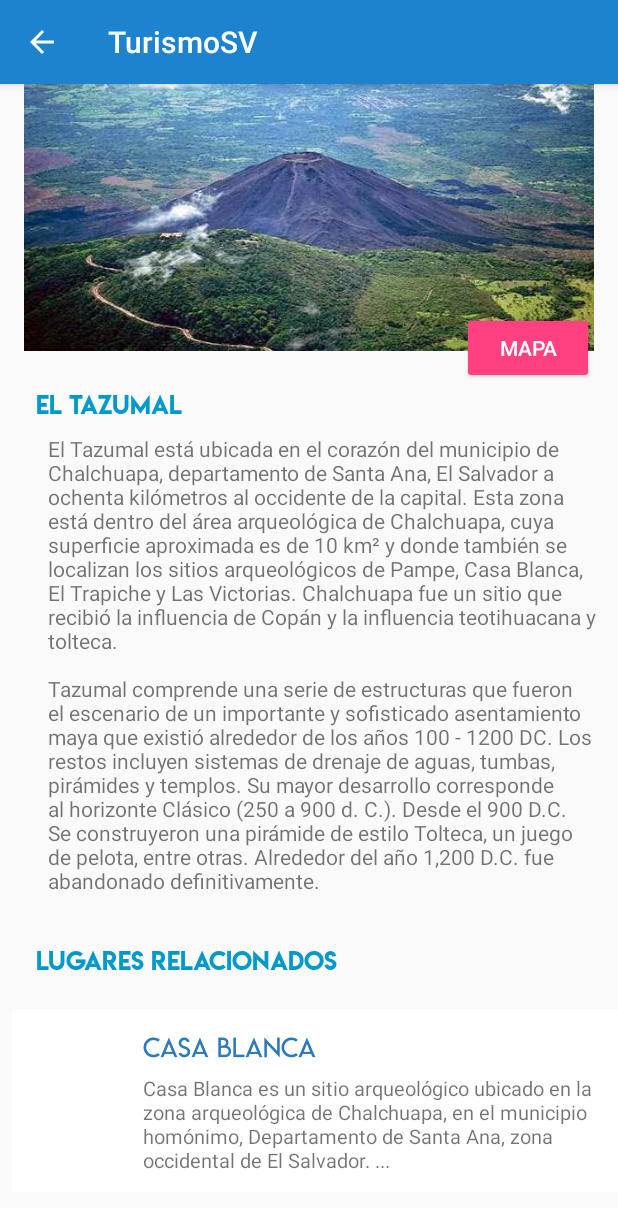
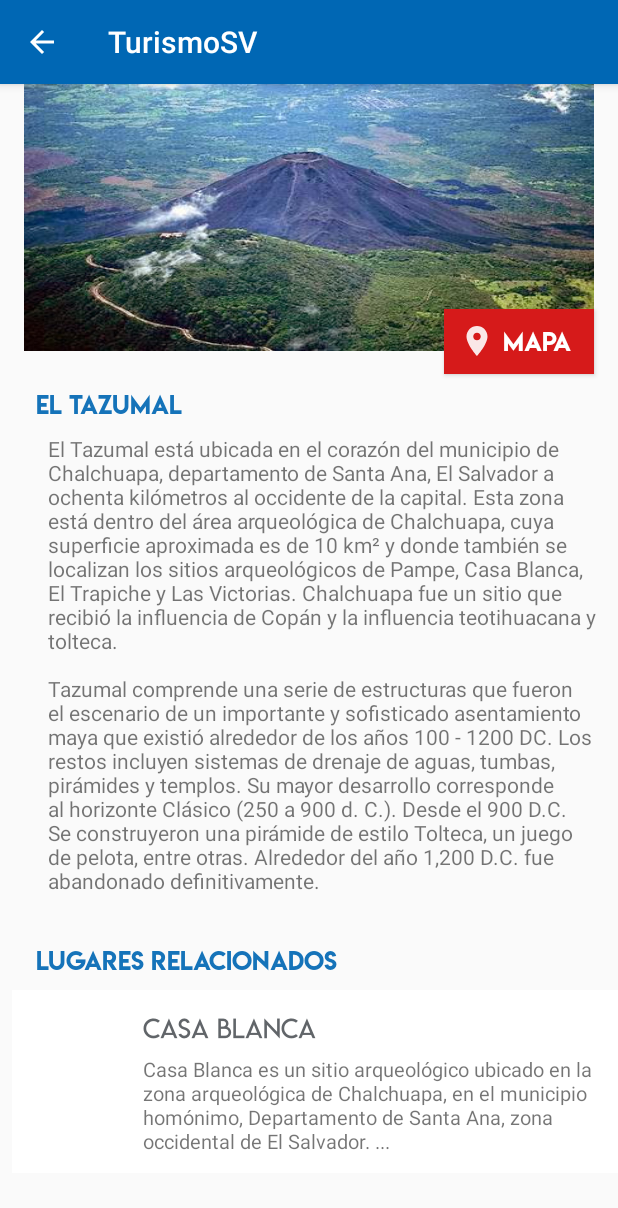
Before and after one commit to daniel97molina/turismosvapp, an Android app: the SitioActivity screen opened directly, with no data from a screen before it, on a phone screen of 412 x 824 dp. Shown: the top 1208 px of the screen. Run offline under Robolectric (Android 15) with nearby library versions, the phone set to English and light mode, and no system bars.

```diff
--- a/app/src/main/AndroidManifest.xml
+++ b/app/src/main/AndroidManifest.xml
@@ -9,7 +9,8 @@
         android:roundIcon="@mipmap/ic_launcher"
         android:supportsRtl="true"
         android:theme="@style/AppTheme">
-        <activity android:name=".MainActivity">
+        <activity android:name=".MainActivity"
+            android:launchMode="singleTop">
             <intent-filter>
                 <action android:name="android.intent.action.MAIN" />
 
--- a/app/src/main/java/turismo/pam/ues/turismosv/MainActivity.java
+++ b/app/src/main/java/turismo/pam/ues/turismosv/MainActivity.java
@@ -213,6 +213,7 @@ public class MainActivity extends AppCompatActivity {
     @Override
     public boolean onCreateOptionsMenu(Menu menu){
         getMenuInflater().inflate(R.menu.main,menu);
+
         return super.onCreateOptionsMenu(menu);
     }
 
--- a/app/src/main/java/turismo/pam/ues/turismosv/SitioActivity.java
+++ b/app/src/main/java/turismo/pam/ues/turismosv/SitioActivity.java
@@ -18,6 +18,7 @@ public class SitioActivity extends AppCompatActivity {
 
     //Instancia de SitioService
     SitioService sitioService;
+    Sitio sitio;
 
     @Override
     protected void onCreate(Bundle savedInstanceState) {
@@ -32,7 +33,7 @@ public class SitioActivity extends AppCompatActivity {
         Intent intent = getIntent();
         int idSitio = intent.getIntExtra("idSitio",1);
 
-        Sitio sitio = sitioService.findById(idSitio);
+        sitio = sitioService.findById(idSitio);
 
         TextView sitio_nombre = findViewById(R.id.sitio_nombre);
         TextView sitio_descripcion = findViewById(R.id.sitio_descripcion);
@@ -59,5 +60,13 @@ public class SitioActivity extends AppCompatActivity {
 
     }
 
+    public void mapa(View v){
+        Intent intent = new Intent(this, MapsActivity.class);
+        intent.putExtra("latitud",sitio.getLatitud());
+        intent.putExtra("longitud",sitio.getLongitud());
+        intent.putExtra("nombre",sitio.getNombre());
+        startActivity(intent);
+    }
+
 
 }
--- a/app/src/main/res/layout/activity_sitio.xml
+++ b/app/src/main/res/layout/activity_sitio.xml
@@ -20,14 +20,21 @@
         <Button
             android:id="@+id/button"
             style="@style/Widget.AppCompat.Button.Colored"
-            android:layout_width="wrap_content"
-            android:layout_height="wrap_content"
+            android:layout_width="100sp"
+            android:layout_height="43sp"
             android:layout_marginEnd="16dp"
-            android:layout_marginRight="16dp"
-            android:layout_marginTop="152dp"
+            android:layout_marginTop="150dp"
+            android:background="#d61a1a"
+            android:drawableLeft="@drawable/ic_location_on_black_24dp"
+            android:drawableStart="@drawable/ic_location_on_black_24dp"
+            android:fontFamily="@font/lemonmilk"
+            android:paddingLeft="10sp"
+            android:paddingRight="10sp"
             android:text="Mapa"
+            android:textSize="16sp"
             app:layout_constraintEnd_toEndOf="parent"
-            app:layout_constraintTop_toTopOf="parent" />
+            app:layout_constraintTop_toTopOf="parent"
+            android:onClick="mapa"/>
 
         <ImageView
             android:id="@+id/sitio_imagen"
@@ -48,7 +55,7 @@
             android:layout_marginStart="24dp"
             android:layout_marginTop="24dp"
             android:text="TextView"
-            android:textColor="@android:color/holo_blue_dark"
+            android:textColor="#1573b9"
             android:textSize="16sp"
             android:fontFamily="@font/lemonmilk"
             app:layout_constraintStart_toStartOf="parent"
@@ -73,13 +80,13 @@
         <TextView
             android:id="@+id/textView4"
             android:layout_width="352dp"
-            android:layout_height="36dp"
+            android:layout_height="25dp"
             android:layout_marginStart="24dp"
             android:layout_marginTop="32dp"
+            android:fontFamily="@font/lemonmilk"
             android:text="Lugares relacionados"
-            android:textColor="@android:color/holo_blue_dark"
+            android:textColor="#1573b9"
             android:textSize="16sp"
-            android:fontFamily="@font/lemonmilk"
             app:layout_constraintStart_toStartOf="parent"
             app:layout_constraintTop_toBottomOf="@+id/sitio_descripcion"
             tools:text="Lugares relacionados" />
@@ -89,13 +96,13 @@
             android:layout_width="match_parent"
             android:layout_height="wrap_content"
             android:layout_marginStart="8dp"
-            android:layout_marginTop="8dp"
+            android:layout_marginTop="6dp"
             android:minHeight="400dp"
             app:layout_constraintEnd_toEndOf="parent"
             app:layout_constraintStart_toStartOf="parent"
             app:layout_constraintTop_toBottomOf="@+id/textView4"
 
-            android:layout_marginLeft="8dp" />
+            />
 
     </android.support.constraint.ConstraintLayout>
     </ScrollView>
--- a/app/src/main/res/layout/listasitio.xml
+++ b/app/src/main/res/layout/listasitio.xml
@@ -40,7 +40,7 @@
         android:fontFamily="@font/lemonmilklight"
         android:text="Titulo Frase"
         android:textAppearance="?android:attr/textAppearanceLarge"
-        android:textColor="@color/colorPrimaryDark"
+        android:textColor="#616569"
         android:textSize="18sp"
         app:layout_constraintEnd_toEndOf="parent"
         app:layout_constraintStart_toEndOf="@+id/imgSitio"
--- a/app/src/main/res/menu/main.xml
+++ b/app/src/main/res/menu/main.xml
@@ -1,6 +1,7 @@
 <?xml version="1.0" encoding="utf-8"?>
 <menu xmlns:android="http://schemas.android.com/apk/res/android"
-    xmlns:app="http://schemas.android.com/apk/res-auto">
+    xmlns:app="http://schemas.android.com/apk/res-auto"
+    >
     <item
         android:id="@+id/barra_buscar"
         android:icon="@drawable/ic_search_black_24dp"
--- a/app/src/main/res/values/colors.xml
+++ b/app/src/main/res/values/colors.xml
@@ -1,6 +1,6 @@
 <?xml version="1.0" encoding="utf-8"?>
 <resources>
-    <color name="colorPrimary">#1d83cf</color>
-    <color name="colorPrimaryDark">#2d7aba</color>
-    <color name="colorAccent">#FF4081</color>
+    <color name="colorPrimary">#0067b4</color>
+    <color name="colorPrimaryDark">#085ba1</color>
+    <color name="colorAccent">#ffffff</color>
 </resources>
```
Also changed, not shown: app/src/main/res/layout/activity_buscar.xml (+24 -10 lines).
